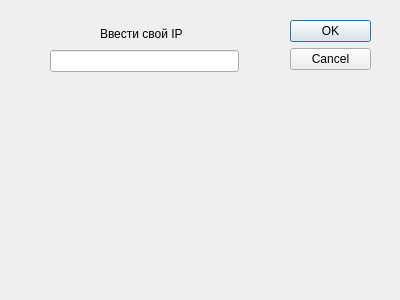
Old version of the form MBY/ipdialog.ui in the repository Zioba/MBU-BM.
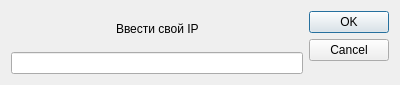
New version of the form.

```diff
--- a/MBY/ipdialog.ui
+++ b/MBY/ipdialog.ui
@@ -7,51 +7,76 @@
     <x>0</x>
     <y>0</y>
     <width>400</width>
-    <height>300</height>
+    <height>85</height>
    </rect>
   </property>
+  <property name="minimumSize">
+   <size>
+    <width>0</width>
+    <height>0</height>
+   </size>
+  </property>
+  <property name="maximumSize">
+   <size>
+    <width>400</width>
+    <height>85</height>
+   </size>
+  </property>
   <property name="windowTitle">
    <string>Dialog</string>
   </property>
-  <widget class="QDialogButtonBox" name="buttonBox">
-   <property name="geometry">
-    <rect>
-     <x>290</x>
-     <y>20</y>
-     <width>81</width>
-     <height>241</height>
-    </rect>
-   </property>
-   <property name="orientation">
-    <enum>Qt::Vertical</enum>
-   </property>
-   <property name="standardButtons">
-    <set>QDialogButtonBox::Cancel|QDialogButtonBox::Ok</set>
-   </property>
-  </widget>
-  <widget class="QLineEdit" name="codeLine">
-   <property name="geometry">
-    <rect>
-     <x>50</x>
-     <y>50</y>
-     <width>189</width>
-     <height>22</height>
-    </rect>
-   </property>
-  </widget>
-  <widget class="QLabel" name="label">
-   <property name="geometry">
-    <rect>
-     <x>100</x>
-     <y>20</y>
-     <width>149</width>
-     <height>28</height>
-    </rect>
-   </property>
-   <property name="text">
-    <string>Ввести свой IP</string>
-   </property>
-  </widget>
+  <layout class="QGridLayout" name="gridLayout_2">
+   <item row="0" column="0">
+    <layout class="QGridLayout" name="gridLayout">
+     <item row="0" column="0">
+      <spacer name="horizontalSpacer">
+       <property name="orientation">
+        <enum>Qt::Horizontal</enum>
+       </property>
+       <property name="sizeHint" stdset="0">
+        <size>
+         <width>40</width>
+         <height>20</height>
+        </size>
+       </property>
+      </spacer>
+     </item>
+     <item row="0" column="1">
+      <widget class="QLabel" name="label">
+       <property name="text">
+        <string>Ввести свой IP</string>
+       </property>
+      </widget>
+     </item>
+     <item row="0" column="2">
+      <spacer name="horizontalSpacer_2">
+       <property name="orientation">
+        <enum>Qt::Horizontal</enum>
+       </property>
+       <property name="sizeHint" stdset="0">
+        <size>
+         <width>40</width>
+         <height>20</height>
+        </size>
+       </property>
+      </spacer>
+     </item>
+     <item row="1" column="0" colspan="3">
+      <widget class="QLineEdit" name="codeLine"/>
+     </item>
+    </layout>
+   </item>
+   <item row="0" column="1">
+    <widget class="QDialogButtonBox" name="buttonBox">
+     <property name="orientation">
+      <enum>Qt::Vertical</enum>
+     </property>
+     <property name="standardButtons">
+      <set>QDialogButtonBox::Cancel|QDialogButtonBox::Ok</set>
+     </property>
+    </widget>
+   </item>
+  </layout>
  </widget>
  <resources/>
  <connections>
```
